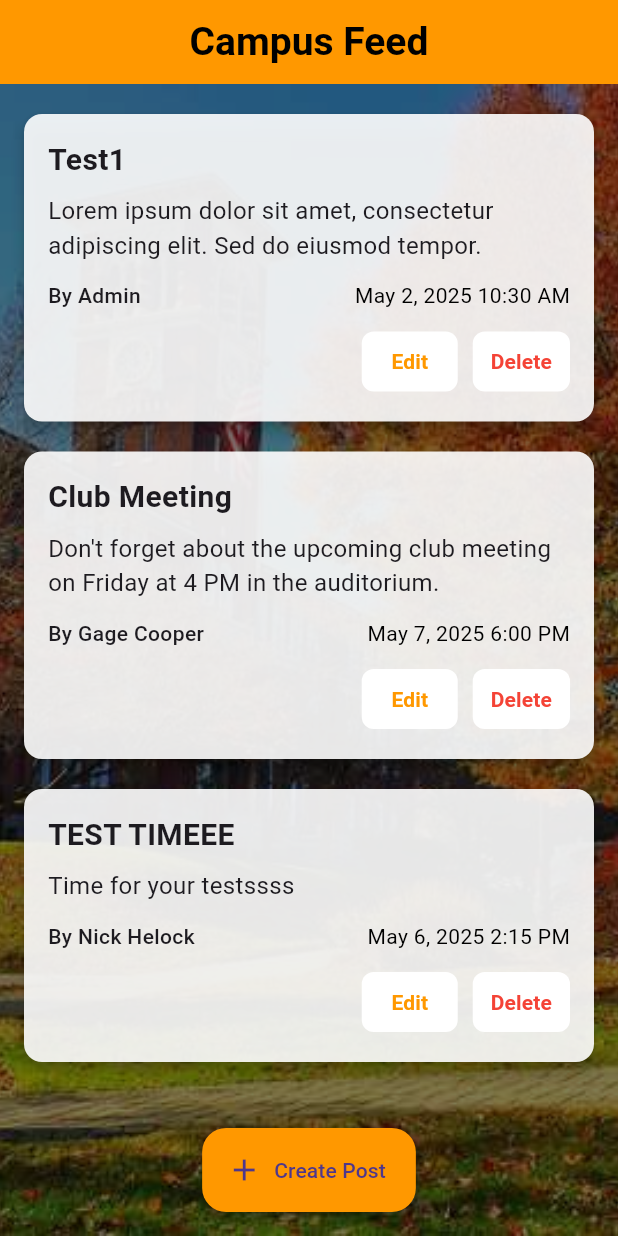
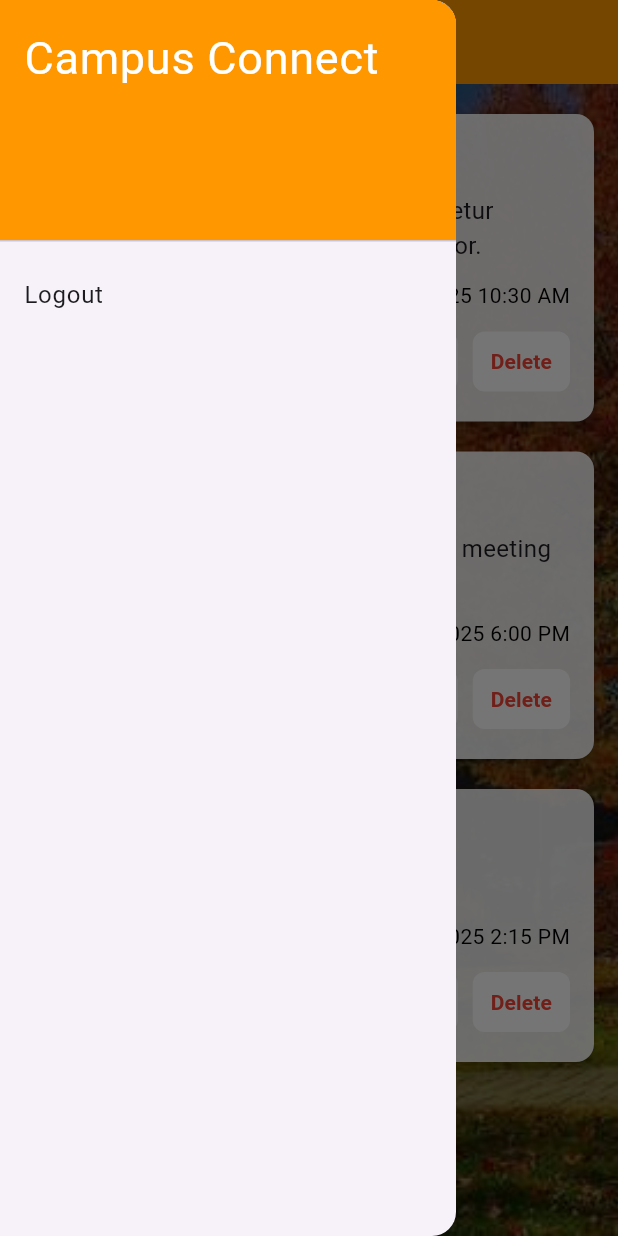
Before and after one commit to 0-ks-0/cset270-fp2-campus-connect, a Flutter app: the HomePage screen opened directly, with the side drawer open (before the commit the screen has no drawer), on a phone screen of 412 x 824 dp. Run offline on Flutter 3.47's test engine with Material 3 defaults, Android fonts, the phone set to English and light mode, and no system bars; our stand-ins replace firebase_core; accounts and stored records are empty.

Commit message:
Logout Drawer Added

```diff
--- a/lib/screens/home_screen.dart
+++ b/lib/screens/home_screen.dart
@@ -1,5 +1,6 @@
 import 'package:flutter/material.dart';
 import 'package:campus_connect/screens/create_post_screen.dart';
+import "package:campus_connect/screens/login_screen.dart";
 
 class HomePage extends StatefulWidget {
   const HomePage({super.key});
@@ -85,6 +86,7 @@ class _HomePageState extends State<HomePage> {
   Widget build(BuildContext context) {
     return Scaffold(
       appBar: AppBar(
+
         centerTitle: true,
         backgroundColor: Colors.orange,
         title: Text(
@@ -96,11 +98,34 @@ class _HomePageState extends State<HomePage> {
           ),
         ),
       ),
+      drawer: Drawer(
+        child: ListView(
+          padding: EdgeInsets.zero,
+          children: [
+            DrawerHeader(
+              child: Text(
+                'Campus Connect',
+                style: TextStyle(color: Colors.white, fontSize: 30),
+              ),
+              decoration: BoxDecoration(
+                color: Colors.orange,
+              ),
+            ),
+            ListTile(
+              title: Text('Logout'),
+              onTap: () {
+                Navigator.push(
+                  context,
+                  MaterialPageRoute(builder: (context) => LoginPage()),
+                );
+              },
+            ),
+
+          ],
+        ),
+      ),
       body: Stack(
         children: [
-
-
-
 
           Container(
             decoration: BoxDecoration(
@@ -112,6 +137,9 @@ class _HomePageState extends State<HomePage> {
           ),
           // Overlay
           Container(color: Colors.black.withOpacity(0.5)),
+
+
+
 
           // Post list
           Padding(
@@ -160,7 +188,14 @@ class _HomePageState extends State<HomePage> {
                             ),
                           ],
                         ),
+
+
+
+
                         SizedBox(height: 10),
+
+
+
                         Row(
                           mainAxisAlignment: MainAxisAlignment.end,
                           children: [
```
